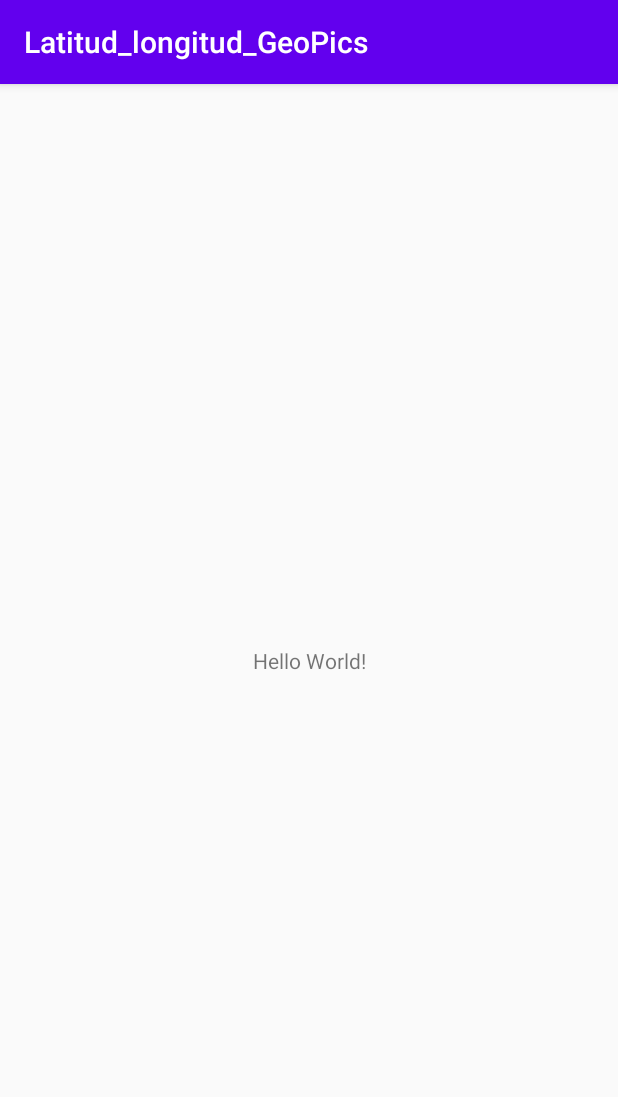
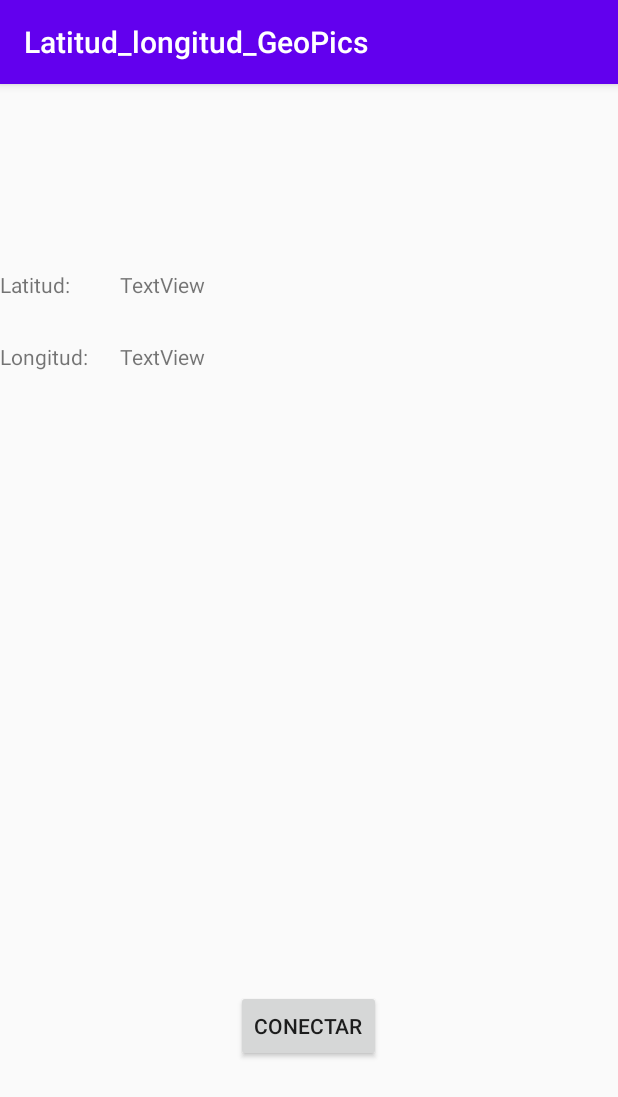
Before and after one commit to Anderpascal/Latitud_longitud_GeoPics, an Android app: the screen it shows after launch (MainActivity), on a phone screen of 412 x 824 dp. Shown: the top 1097 px of the screen. Run offline under Robolectric (Android 15) with nearby library versions, the phone set to English and light mode, and no system bars.

Commit message:
Primer intento de conectar el GPS al dispositivo.

```diff
--- a/app/src/main/AndroidManifest.xml
+++ b/app/src/main/AndroidManifest.xml
@@ -16,6 +16,8 @@
                 <category android:name="android.intent.category.LAUNCHER" />
             </intent-filter>
         </activity>
+
     </application>
-
+    <uses-permission android:name="android.permission.ACCESS_FINE_LOCATION"/>
+    <uses-permission android:name="android.permission.INTERNET"/>
 </manifest>
--- a/app/src/main/java/com/example/latitud_longitud_geopics/MainActivity.java
+++ b/app/src/main/java/com/example/latitud_longitud_geopics/MainActivity.java
@@ -1,14 +1,51 @@
 package com.example.latitud_longitud_geopics;
 
 import androidx.appcompat.app.AppCompatActivity;
+import androidx.core.app.ActivityCompat;
 
+import android.Manifest;
+import android.content.Context;
+import android.content.pm.PackageManager;
+import android.location.Location;
+import android.location.LocationManager;
 import android.os.Bundle;
 
+import android.view.View;
+import android.widget.TextView;
+
+
 public class MainActivity extends AppCompatActivity {
-
+    private LocationManager locManager;
+    private Location loc;
+    TextView mensaje1;
+    TextView mensaje2;
+    TextView mensaje3;
     @Override
     protected void onCreate(Bundle savedInstanceState) {
         super.onCreate(savedInstanceState);
         setContentView(R.layout.activity_main);
+
+        mensaje1 = findViewById(R.id.latitud);
+        mensaje2 = findViewById(R.id.longitud);
+        mensaje3 = findViewById(R.id.textView5);
     }
+
+    public void Conectar(View view){
+        ActivityCompat.requestPermissions(MainActivity.this, new String[]{Manifest.permission.ACCESS_FINE_LOCATION}, 1);
+        if (ActivityCompat.checkSelfPermission(this, Manifest.permission.ACCESS_FINE_LOCATION) != PackageManager.PERMISSION_GRANTED) {
+            mensaje1.setText("No se han definido los permisos necesarios.");
+            mensaje2.setText("");
+        }
+        try{
+            locManager = (LocationManager) getSystemService(Context.LOCATION_SERVICE);
+            loc = locManager.getLastKnownLocation(LocationManager.GPS_PROVIDER);
+
+            mensaje1.setText(String.valueOf(loc.getLatitude()));
+            mensaje2.setText(String.valueOf(loc.getLongitude()));
+
+        } catch (NullPointerException e) {
+            mensaje3.setText("Error");
+        }
+    }
+
 }
--- a/app/src/main/res/layout/activity_main.xml
+++ b/app/src/main/res/layout/activity_main.xml
@@ -7,12 +7,61 @@
     tools:context=".MainActivity">
 
     <TextView
+        android:id="@+id/latitud"
         android:layout_width="wrap_content"
         android:layout_height="wrap_content"
-        android:text="Hello World!"
-        app:layout_constraintBottom_toBottomOf="parent"
-        app:layout_constraintLeft_toLeftOf="parent"
-        app:layout_constraintRight_toRightOf="parent"
+        android:layout_marginStart="80dp"
+        android:layout_marginTop="124dp"
+        android:text="TextView"
+        app:layout_constraintStart_toStartOf="parent"
         app:layout_constraintTop_toTopOf="parent" />
 
+    <TextView
+        android:id="@+id/longitud"
+        android:layout_width="wrap_content"
+        android:layout_height="wrap_content"
+        android:layout_marginStart="80dp"
+        android:layout_marginTop="172dp"
+        android:text="TextView"
+        app:layout_constraintStart_toStartOf="parent"
+        app:layout_constraintTop_toTopOf="parent" />
+
+    <TextView
+        android:id="@+id/textView3"
+        android:layout_width="wrap_content"
+        android:layout_height="wrap_content"
+        android:layout_marginTop="124dp"
+        android:text="Latitud:"
+        app:layout_constraintStart_toStartOf="parent"
+        app:layout_constraintTop_toTopOf="parent" />
+
+    <TextView
+        android:id="@+id/textView4"
+        android:layout_width="wrap_content"
+        android:layout_height="wrap_content"
+        android:layout_marginTop="172dp"
+        android:text="Longitud:"
+        app:layout_constraintStart_toStartOf="parent"
+        app:layout_constraintTop_toTopOf="parent" />
+
+    <TextView
+        android:id="@+id/textView5"
+        android:layout_width="wrap_content"
+        android:layout_height="wrap_content"
+        app:layout_constraintBottom_toBottomOf="parent"
+        app:layout_constraintEnd_toEndOf="parent"
+        app:layout_constraintStart_toStartOf="parent"
+        app:layout_constraintTop_toTopOf="parent" />
+
+    <Button
+        android:id="@+id/button2"
+        android:layout_width="wrap_content"
+        android:layout_height="wrap_content"
+        android:layout_marginBottom="116dp"
+        android:onClick="Conectar"
+        android:text="Conectar"
+        app:layout_constraintBottom_toBottomOf="parent"
+        app:layout_constraintEnd_toEndOf="parent"
+        app:layout_constraintHorizontal_bias="0.498"
+        app:layout_constraintStart_toStartOf="parent" />
 </androidx.constraintlayout.widget.ConstraintLayout>
--- a/app/src/main/res/values/strings.xml
+++ b/app/src/main/res/values/strings.xml
@@ -1,3 +1,4 @@
 <resources>
     <string name="app_name">Latitud_longitud_GeoPics</string>
+    <string name="leaderboard_id">aaaa</string>
 </resources>
```
